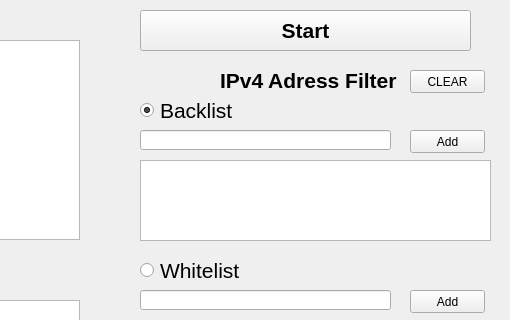
Old version of the form Connector/qt_application.ui in the repository X1L3F/ESP32-CAN-Shield; both pictures show x 690 to 1200 and y 0 to 320 of the 1200 by 807 pixel window.
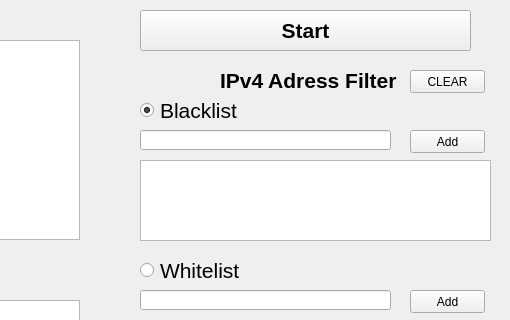
New version of the form.

Commit message: CAN-ID filter implemented

```diff
--- a/Connector/qt_application.ui
+++ b/Connector/qt_application.ui
@@ -55,7 +55,7 @@
      </font>
     </property>
     <property name="text">
-     <string>Backlist</string>
+     <string>Blacklist</string>
     </property>
     <property name="checked">
      <bool>true</bool>
```
Left out of the diff: 30 changed lines with no effect on the pictures. The commit also changes 1 other file.
